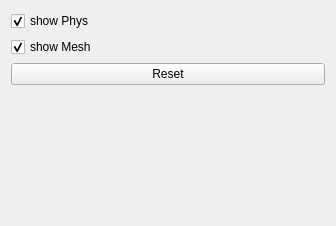
Before: the Qt Designer form forms/tabInfo.ui in Gmadges/MPC-Masterclass, drawn with Qt 5.
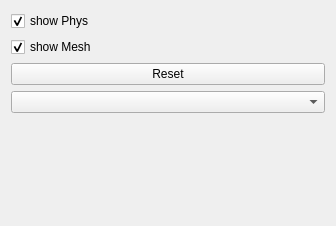
After: the same form once the commit is applied.

Commit message: can Officially change the constraint type from the GUI

Patch:
```diff
--- a/forms/tabInfo.ui
+++ b/forms/tabInfo.ui
@@ -43,6 +43,9 @@
        </property>
       </widget>
      </item>
+     <item row="3" column="0" colspan="2">
+      <widget class="QComboBox" name="combo_constType"/>
+     </item>
     </layout>
    </item>
   </layout>
```
The commit also changes 6 other files.
